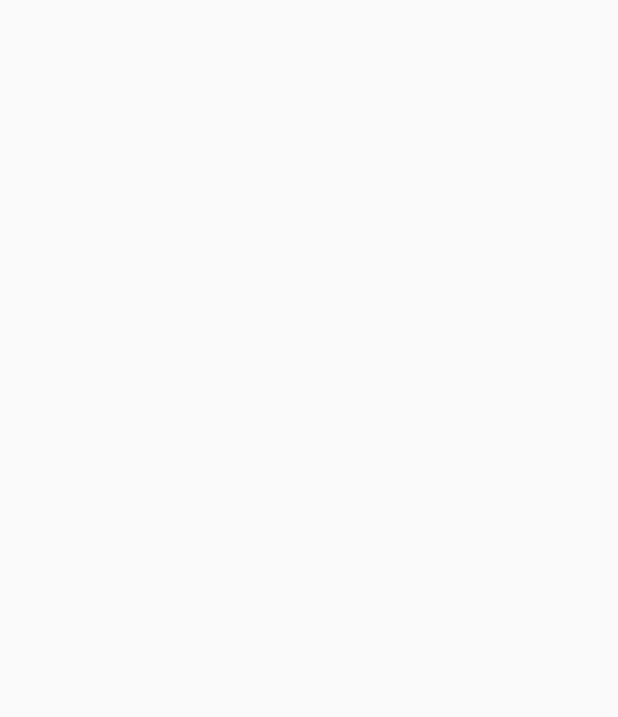
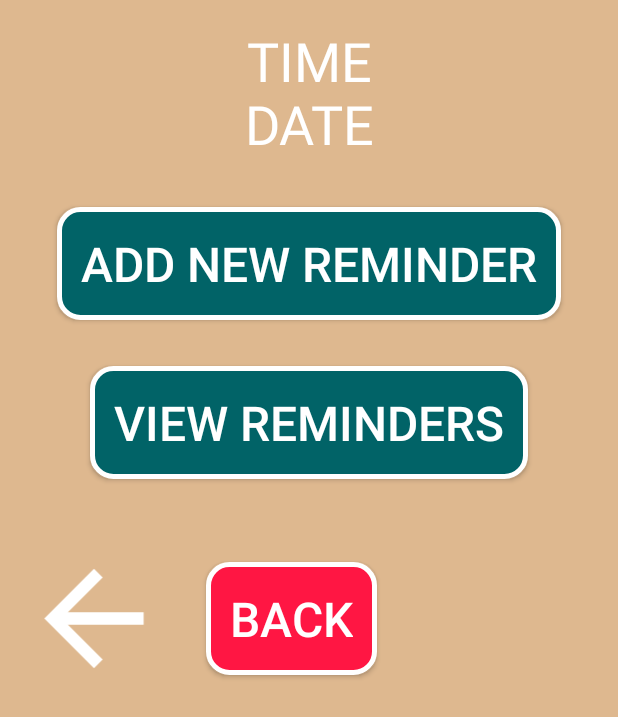
Before and after one commit to besttodd/Asscessibility-App, an Android app: the ClockActivity screen opened directly, with no data from a screen before it, on a phone screen of 412 x 824 dp. Before the commit the part shown is empty. Shown: the top 717 px of the screen. Run offline under Robolectric (Android 15) with nearby library versions, the phone set to English and light mode, and no system bars.

Commit message:
1st commit for Sprint 1 Minimal function for Alarm/Reminder - new same day Alarm - displays alert toast and vibrates - auto off - API 24 required

```diff
--- a/app/build.gradle
+++ b/app/build.gradle
@@ -26,6 +26,7 @@ dependencies {
     implementation fileTree(dir: "libs", include: ["*.jar"])
     implementation 'androidx.appcompat:appcompat:1.1.0'
     implementation 'androidx.constraintlayout:constraintlayout:1.1.3'
+    implementation 'androidx.legacy:legacy-support-v4:1.0.0'
     testImplementation 'junit:junit:4.12'
     androidTestImplementation 'androidx.test.ext:junit:1.1.1'
     androidTestImplementation 'androidx.test.espresso:espresso-core:3.2.0'
--- a/app/src/main/res/layout/activity_clock.xml
+++ b/app/src/main/res/layout/activity_clock.xml
@@ -1,8 +1,68 @@
 <?xml version="1.0" encoding="utf-8"?>
-<androidx.constraintlayout.widget.ConstraintLayout xmlns:android="http://schemas.android.com/apk/res/android"
+<androidx.appcompat.widget.LinearLayoutCompat xmlns:android="http://schemas.android.com/apk/res/android"
+    xmlns:app="http://schemas.android.com/apk/res-auto"
     xmlns:tools="http://schemas.android.com/tools"
     android:layout_width="match_parent"
     android:layout_height="match_parent"
+    android:background="@color/colorOldBG"
+    android:orientation="vertical"
     tools:context=".ClockActivity">
 
-</androidx.constraintlayout.widget.ConstraintLayout>
+    <TextView
+        android:layout_width="wrap_content"
+        android:layout_height="wrap_content"
+        style="@style/ColorTheme"
+        android:layout_gravity="center"
+        android:gravity="center"
+        android:textSize="36sp"
+        android:text="TIME\nDATE" />
+
+    <Button
+        android:id="@+id/addNewAlarmButton"
+        style="@style/ColorTheme"
+        android:layout_width="wrap_content"
+        android:layout_height="wrap_content"
+        android:layout_gravity="center"
+        android:layout_margin="15dp"
+        android:background="@drawable/button_blue"
+        android:onClick="addNewClicked"
+        android:text="Add New Reminder" />
+
+    <Button
+        android:id="@+id/viewContactsButton"
+        style="@style/ColorTheme"
+        android:layout_width="wrap_content"
+        android:layout_height="wrap_content"
+        android:layout_gravity="center"
+        android:layout_margin="15dp"
+        android:background="@drawable/button_blue"
+        android:onClick="viewAlarmsClicked"
+        android:text="View Reminders" />
+
+    <LinearLayout
+        android:layout_width="wrap_content"
+        android:layout_height="wrap_content"
+        android:layout_marginTop="28dp"
+        android:orientation="horizontal">
+
+        <ImageView
+            android:id="@+id/imageView6"
+            android:layout_width="125dp"
+            android:layout_height="match_parent"
+            android:layout_weight="1"
+            app:srcCompat="@drawable/abc_vector_test"
+            android:contentDescription="@string/back_arrow" />
+
+        <Button
+            android:layout_width="wrap_content"
+            android:layout_height="wrap_content"
+            android:layout_gravity="center"
+            android:layout_margin="12dp"
+            android:background="@drawable/button_red"
+            android:onClick="onBackPressed"
+            android:padding="16dp"
+            android:text="Back"
+            android:textColor="#FFFFFF"
+            android:textSize="32sp" />
+    </LinearLayout>
+</androidx.appcompat.widget.LinearLayoutCompat>
--- a/app/src/main/res/layout/activity_contacts.xml
+++ b/app/src/main/res/layout/activity_contacts.xml
@@ -1,5 +1,5 @@
 <?xml version="1.0" encoding="utf-8"?>
-<androidx.appcompat.widget.LinearLayoutCompat xmlns:android="http://schemas.android.com/apk/res/android"
+<LinearLayout xmlns:android="http://schemas.android.com/apk/res/android"
     xmlns:app="http://schemas.android.com/apk/res-auto"
     xmlns:tools="http://schemas.android.com/tools"
     android:layout_width="match_parent"
@@ -56,4 +56,4 @@
             android:textColor="#FFFFFF"
             android:textSize="32sp" />
     </LinearLayout>
-</androidx.appcompat.widget.LinearLayoutCompat>
+</LinearLayout>
--- a/app/src/main/res/layout/activity_main.xml
+++ b/app/src/main/res/layout/activity_main.xml
@@ -7,7 +7,7 @@
     android:background="@color/colorOldBG"
     android:fadeScrollbars="false">
 
-    <androidx.appcompat.widget.LinearLayoutCompat
+    <LinearLayout
         android:layout_width="match_parent"
         android:layout_height="wrap_content"
         android:orientation="vertical"
@@ -200,5 +200,5 @@
                 android:textColor="#FFFFFF"
                 android:textSize="32sp" />
         </LinearLayout>
-    </androidx.appcompat.widget.LinearLayoutCompat>
+    </LinearLayout>
 </ScrollView>
--- a/app/src/main/res/values/styles.xml
+++ b/app/src/main/res/values/styles.xml
@@ -5,11 +5,20 @@
         <item name="colorPrimary">@color/colorPrimary</item>
         <item name="colorPrimaryDark">@color/colorPrimaryDark</item>
         <item name="colorAccent">@color/colorAccent</item>
+
+        <item name="android:spinnerItemStyle">@style/SpinnerColorTheme</item>
+        <item name="spinnerDropDownItemStyle">@style/SpinnerColorTheme</item>
     </style>
     <style name="ColorTheme">
         <item name="android:textColor">#FFFFFF</item>
-        <item name="android:textSize">32dp</item>
+        <item name="android:textSize">32sp</item>
         <item name="android:padding">16dp</item>
     </style>
 
+    <style name="SpinnerColorTheme">
+        <item name="android:textColor">#FFFFFF</item>
+        <item name="android:background">@color/colorOldBG</item>
+        <item name="android:textSize">38sp</item>
+    </style>
+
 </resources>
```
Also changed, not shown: app/src/main/AndroidManifest.xml (+7 -1 lines), app/src/main/java/au/edu/jcu/cp3405/prototype/Alarm.java (added, +13 -0 lines), app/src/main/java/au/edu/jcu/cp3405/prototype/ClockActivity.java (+16 -4 lines), app/src/main/java/au/edu/jcu/cp3405/prototype/MyBroadcastReceiver.java (added, +26 -0 lines), app/src/main/java/au/edu/jcu/cp3405/prototype/NewReminderActivity.java (added, +123 -0 lines), app/src/main/java/au/edu/jcu/cp3405/prototype/ReminderAlertActivity.java (added, +14 -0 lines), app/src/main/res/layout/activity_new_reminder.xml (added, +196 -0 lines), app/src/main/res/layout/activity_reminder_alert.xml (added, +18 -0 lines), app/src/main/res/layout/fragment_reminder.xml (added, +14 -0 lines), app/src/main/res/values/strings.xml (+24 -0 lines).
